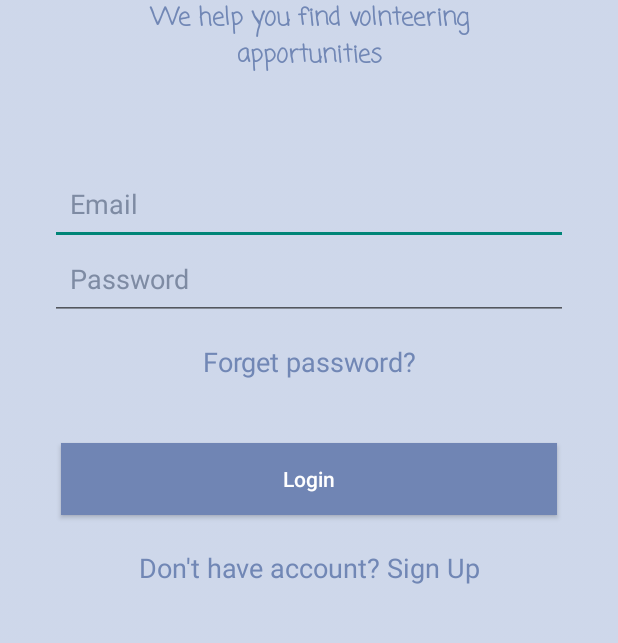
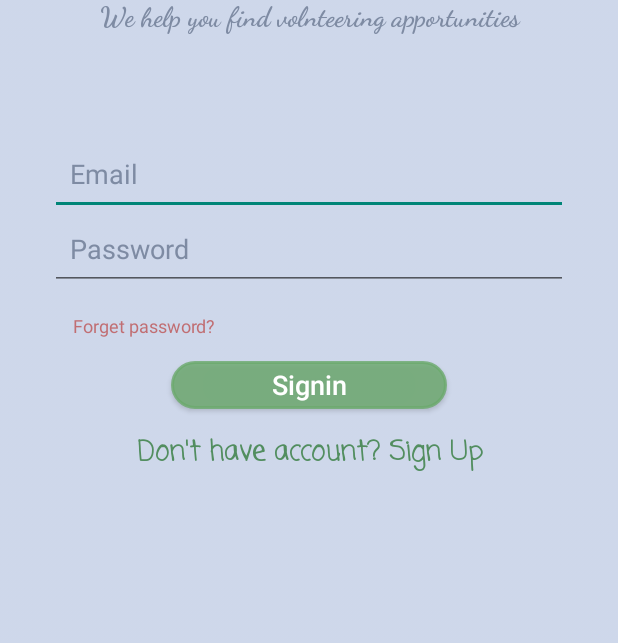
Before and after one commit to Azizah22/BetterFlyRepository, an Android app: the screen it shows after launch (MainActivity), on a phone screen of 412 x 824 dp, the part 333-976 px from its top. Run offline under Robolectric (Android 15) with nearby library versions, the phone set to English and light mode, and no system bars; our stand-ins replace Firebase (no records; nobody signed in at launch, a user with empty details on screens opened directly).

Commit message:
format changes Signed-off-by: Azizah <zezoazizah@gmail.com>
Signed-off-by: Azizah <zezoazizah@gmail.com>

```diff
--- /dev/null
+++ b/app/src/main/res/drawable/round_button.xml
@@ -0,0 +1,13 @@
+<?xml version="1.0" encoding="utf-8"?>
+<selector xmlns:android="http://schemas.android.com/apk/res/android">
+
+
+        <item>
+            <shape android:shape="rectangle">
+                <solid android:color="@color/green"/>
+                <stroke android:color="@color/green" android:width="2dp" />
+                <!--corners allow us to make the rounded corners button-->
+                <corners android:radius="15dp" />
+            </shape>
+        </item>
+    </selector>
--- a/app/src/main/res/layout/activity_home.xml
+++ b/app/src/main/res/layout/activity_home.xml
@@ -16,7 +16,7 @@
         android:layout_marginTop="32dp"
         android:layout_marginEnd="24dp"
         android:fontFamily="cursive"
-        android:text="Home Page"
+        android:text="Volunteer Home Page"
         android:textAlignment="center"
         android:textColor="@color/colorPrimary"
         android:textSize="24sp"
--- a/app/src/main/res/layout/activity_main.xml
+++ b/app/src/main/res/layout/activity_main.xml
@@ -21,6 +21,24 @@
         app:layout_constraintTop_toTopOf="parent"
         tools:layout_editor_absoluteX="18dp">
 
+        <TextView
+            android:id="@+id/caption3"
+            android:layout_width="299dp"
+            android:layout_height="wrap_content"
+            android:layout_below="@+id/logo"
+            android:layout_alignStart="@+id/logo"
+            android:layout_alignParentEnd="true"
+            android:layout_marginStart="39dp"
+            android:layout_marginTop="0dp"
+            android:layout_marginEnd="39dp"
+            android:fontFamily="cursive"
+            android:text="We help you find volnteering apportunities"
+            android:textAlignment="center"
+            android:textColor="@color/colorPrimary"
+            android:textSize="18sp"
+            android:textStyle="bold"
+            tools:ignore="MissingConstraints" />
+
         <ImageView
             android:id="@+id/logo"
             android:layout_width="364dp"
@@ -29,36 +47,17 @@
             android:layout_marginTop="58dp"
             android:src="@drawable/logo" />
 
-        <TextView
-            android:id="@+id/caption"
-            android:layout_width="299dp"
-            android:layout_height="wrap_content"
-            android:layout_below="@+id/logo"
-            android:layout_alignStart="@+id/logo"
-            android:layout_alignParentEnd="true"
-            android:layout_marginStart="39dp"
-            android:layout_marginTop="0dp"
-            android:layout_marginEnd="39dp"
-            android:fontFamily="casual"
-            android:text="We help you find volnteering apportunities"
-            android:textAlignment="center"
-            android:textColor="@color/colorPrimaryDark"
-            android:textSize="16sp"
-            android:textStyle="bold"
-            tools:ignore="MissingConstraints" />
-
     </RelativeLayout>
 
 
     <RelativeLayout
         android:layout_width="match_parent"
         android:layout_height="wrap_content"
-        android:layout_marginTop="20dp"
         android:layout_weight="1"
         android:background="@color/trans"
         android:orientation="vertical"
         app:layout_constraintTop_toBottomOf="@+id/r"
-        tools:layout_editor_absoluteX="16dp">
+        tools:layout_editor_absoluteX="30dp">
 
         <LinearLayout
             android:layout_width="match_parent"
@@ -84,6 +83,7 @@
                 android:hint="  Email"
                 android:inputType="textEmailAddress"
                 android:paddingBottom="15dp"
+                android:textColor="@color/colorPrimary"
                 android:textColorHint="@color/colorPrimary" />
 
             <EditText
@@ -94,7 +94,7 @@
                 android:hint="  Password"
                 android:inputType="textPassword"
                 android:paddingBottom="15dp"
-                android:textColor="@color/colorPrimaryDark"
+                android:textColor="@color/colorPrimary"
                 android:textColorHint="@color/colorPrimary" />
 
 
@@ -104,39 +104,39 @@
                 android:layout_height="wrap_content"
                 android:padding="15dp"
                 android:text="Forget password?"
+                android:textAlignment="textStart"
+                android:textAppearance="@style/Base.TextAppearance.AppCompat.Medium"
+                android:textColor="@color/important"
+                android:textSize="12sp" />
+
+            <Button
+                android:id="@+id/buttonLogin"
+                android:layout_width="184dp"
+                android:layout_height="32dp"
+                android:layout_gravity="center"
+                android:background="@drawable/round_button"
+                android:text="Signin"
+                android:textAllCaps="false"
+                android:textColor="@color/colorAccent"
+                android:textSize="18sp" />
+
+            <TextView
+                android:id="@+id/textViewSignup"
+                android:layout_width="match_parent"
+                android:layout_height="wrap_content"
+                android:layout_margin="0dp"
+                android:fontFamily="casual"
+                android:padding="15dp"
+                android:text="Don't have account? Sign Up"
                 android:textAlignment="center"
                 android:textAppearance="@style/Base.TextAppearance.AppCompat.Medium"
-                android:textColor="@color/colorPrimaryDark" />
+                android:textColor="@color/colorPrimaryDark"
+                android:textStyle="bold" />
 
             <TextView
                 android:id="@+id/textView2"
                 android:layout_width="match_parent"
                 android:layout_height="wrap_content" />
-
-            <Button
-                android:id="@+id/buttonLogin"
-                android:layout_width="match_parent"
-                android:layout_height="wrap_content"
-                android:layout_gravity="center"
-                android:layout_margin="7dp"
-                android:layout_marginStart="7dp"
-                android:layout_marginTop="7dp"
-                android:layout_marginEnd="7dp"
-                android:layout_marginBottom="7dp"
-                android:background="@color/colorPrimaryDark"
-                android:text="Login"
-                android:textAllCaps="false"
-                android:textColor="@color/colorAccent" />
-
-            <TextView
-                android:id="@+id/textViewSignup"
-                android:layout_width="match_parent"
-                android:layout_height="wrap_content"
-                android:padding="15dp"
-                android:text="Don't have account? Sign Up"
-                android:textAlignment="center"
-                android:textAppearance="@style/Base.TextAppearance.AppCompat.Medium"
-                android:textColor="@color/colorPrimaryDark" />
 
         </LinearLayout>
 
--- a/app/src/main/res/values/colors.xml
+++ b/app/src/main/res/values/colors.xml
@@ -1,8 +1,12 @@
 <?xml version="1.0" encoding="utf-8"?>
 <resources>
     <color name="colorPrimary">#E676839B</color>
-    <color name="colorPrimaryDark">#FB6F85B4</color>
+    <color name="colorPrimaryDark">#E8458651</color>
     <color name="colorAccent">#FFFFFF</color>
     <color name="trans">#00FFFFFF</color>
     <color name="bluesh">#C8C2CEE6</color>
+    <color name="bluesh1">#3C5C7197</color>
+    <color name="important">#DEBF5E61</color>
+    <color name="green">#CB6BAA6D</color>
+    <color name="heding">#E87C7424</color>
 </resources>
```
Also changed, not shown: app/src/main/res/layout/activity_forget_pass.xml (+16 -14 lines), app/src/main/res/layout/activity_osign_up.xml (+23 -65 lines), app/src/main/res/layout/activity_sign_up.xml (+26 -23 lines), app/src/main/res/layout/activity_vsign_up.xml (+33 -67 lines).
